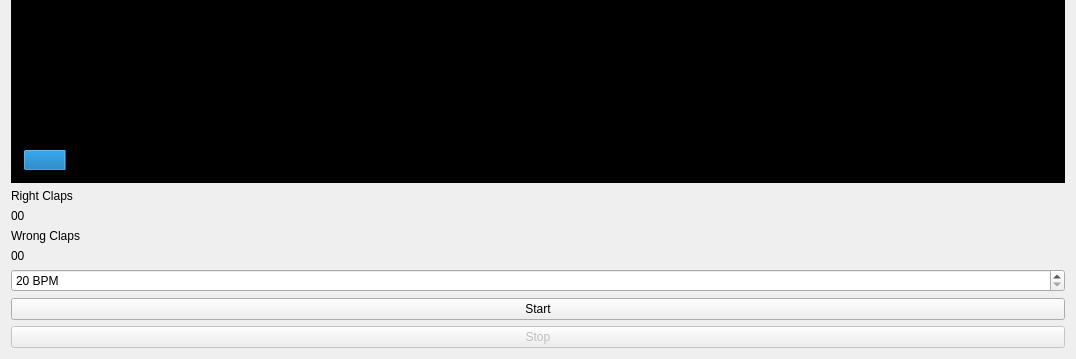
Qt form clapclap/clapclap/widget.ui (Zeotyn/clap-clap) before a commit; both pictures show x 0 to 1076 and y 408 to 767 of the 1076 by 767 pixel window.
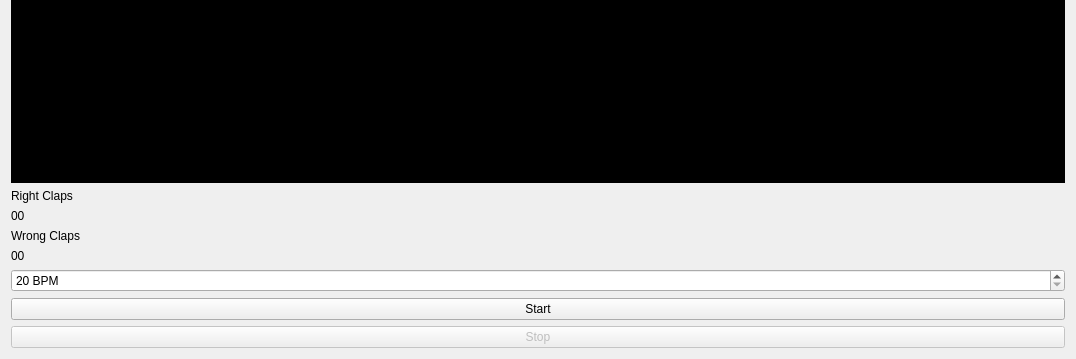
The same form after that commit.

```diff
--- a/clapclap/clapclap/widget.ui
+++ b/clapclap/clapclap/widget.ui
@@ -71,10 +71,10 @@
          <string notr="true"/>
         </property>
         <property name="maximum">
-         <number>566</number>
+         <number>100</number>
         </property>
         <property name="value">
-         <number>24</number>
+         <number>0</number>
         </property>
         <property name="textVisible">
          <bool>false</bool>
```
